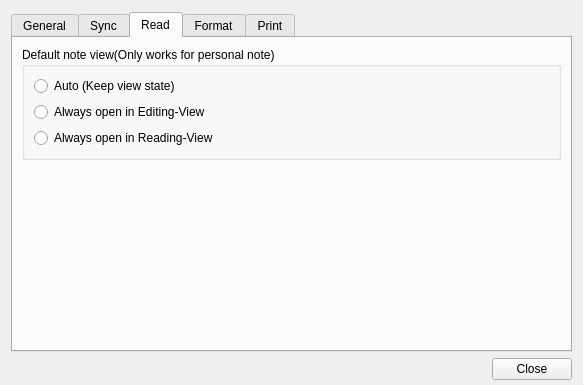
Before: the Qt Designer form src/ui/WizPreferenceDialog.ui in WizTeam/WizQTClient, drawn with Qt 5.
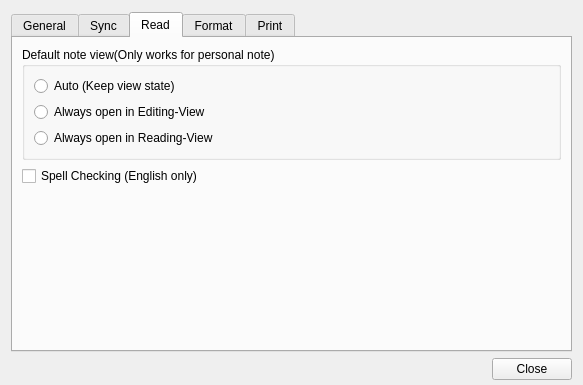
After: the same form once the commit is applied. The open tabs and pages were chosen to show the change.

Diff of the .ui file:
```diff
--- a/src/ui/WizPreferenceDialog.ui
+++ b/src/ui/WizPreferenceDialog.ui
@@ -409,6 +409,19 @@
          </layout>
         </widget>
        </item>
+       <item>
+        <widget class="QCheckBox" name="spellCheck">
+         <property name="enabled">
+          <bool>true</bool>
+         </property>
+         <property name="text">
+          <string>Spell Checking (English only)</string>
+         </property>
+         <property name="checked">
+          <bool>false</bool>
+         </property>
+        </widget>
+       </item>
        <item>
         <layout class="QHBoxLayout" name="horizontalLayout_5">
          <item>
```
